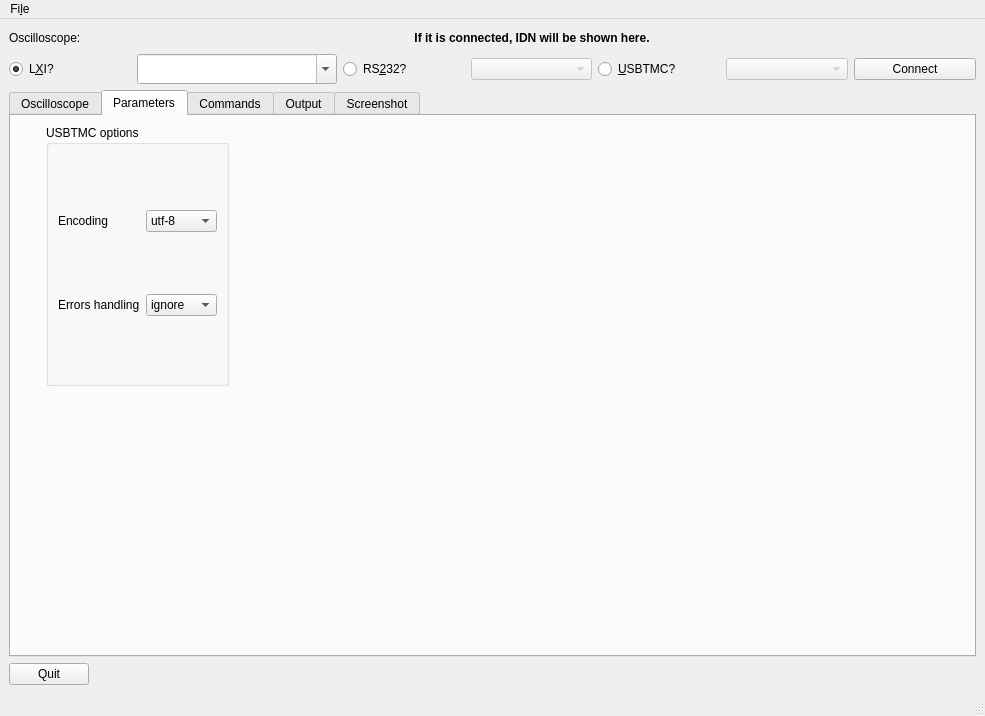
This is GUI/LinOsc.ui in ISeeBugsEverywhere/LinuxOscilloscope as Qt 5 draws it before an edit. The edited form follows.
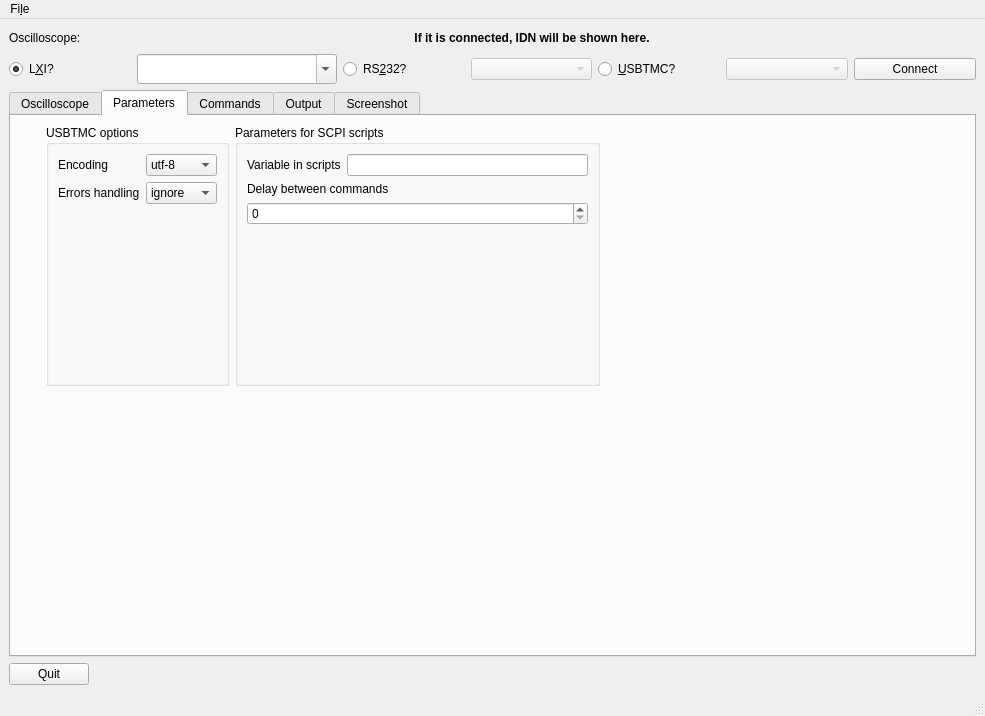
This is the edited form. The open tabs and pages were chosen to show the change. Custom widgets are drawn as their Qt base class.

What changed in the file:
```diff
--- a/GUI/LinOsc.ui
+++ b/GUI/LinOsc.ui
@@ -399,7 +399,7 @@
           </property>
          </spacer>
         </item>
-        <item row="0" column="2">
+        <item row="0" column="3">
          <spacer name="horizontalSpacer_8">
           <property name="orientation">
            <enum>Qt::Horizontal</enum>
@@ -475,6 +475,61 @@
               </property>
              </item>
             </widget>
+           </item>
+           <item row="2" column="0">
+            <spacer name="verticalSpacer_5">
+             <property name="orientation">
+              <enum>Qt::Vertical</enum>
+             </property>
+             <property name="sizeHint" stdset="0">
+              <size>
+               <width>20</width>
+               <height>40</height>
+              </size>
+             </property>
+            </spacer>
+           </item>
+          </layout>
+         </widget>
+        </item>
+        <item row="0" column="2">
+         <widget class="QGroupBox" name="groupBox_5">
+          <property name="title">
+           <string>Parameters for SCPI scripts</string>
+          </property>
+          <layout class="QGridLayout" name="gridLayout_14">
+           <item row="2" column="0" colspan="2">
+            <widget class="QSpinBox" name="selay_btw_commands"/>
+           </item>
+           <item row="0" column="0">
+            <widget class="QLabel" name="label_6">
+             <property name="text">
+              <string>Variable in scripts</string>
+             </property>
+            </widget>
+           </item>
+           <item row="1" column="0" colspan="2">
+            <widget class="QLabel" name="label_7">
+             <property name="text">
+              <string>Delay between commands</string>
+             </property>
+            </widget>
+           </item>
+           <item row="0" column="1">
+            <widget class="QLineEdit" name="variable_edit_box"/>
+           </item>
+           <item row="3" column="0">
+            <spacer name="verticalSpacer_3">
+             <property name="orientation">
+              <enum>Qt::Vertical</enum>
+             </property>
+             <property name="sizeHint" stdset="0">
+              <size>
+               <width>20</width>
+               <height>40</height>
+              </size>
+             </property>
+            </spacer>
            </item>
           </layout>
          </widget>
```
